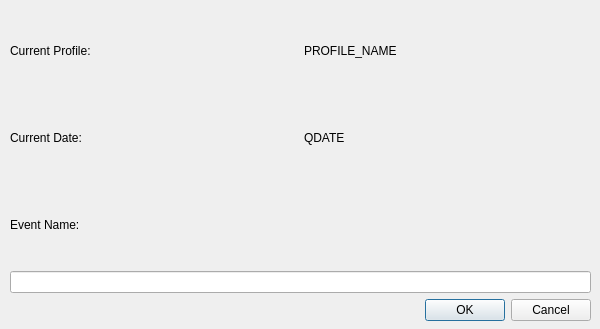
This is WorkoutWindow.ui in martina3203/MikeysApplication as Qt 5 draws it before an edit. The edited form follows.
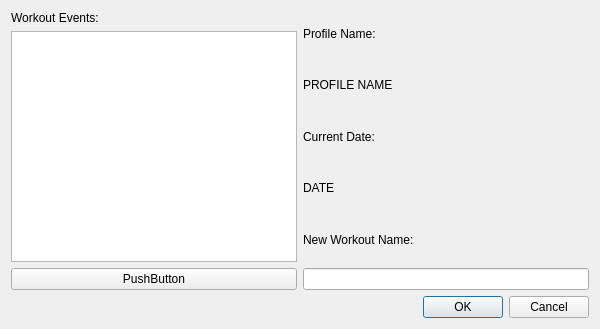
This is the edited form.

Commit message: Playing with the Workout Menu now

```diff
--- a/WorkoutWindow.ui
+++ b/WorkoutWindow.ui
@@ -28,40 +28,52 @@
   <property name="modal">
    <bool>true</bool>
   </property>
-  <widget class="QWidget" name="verticalLayoutWidget">
-   <property name="geometry">
-    <rect>
-     <x>10</x>
-     <y>10</y>
-     <width>581</width>
-     <height>311</height>
-    </rect>
-   </property>
+  <layout class="QVBoxLayout" name="verticalLayout_2">
+   <item>
    <layout class="QVBoxLayout" name="verticalLayout">
     <item>
      <layout class="QHBoxLayout" name="horizontalLayout">
       <item>
-       <layout class="QVBoxLayout" name="verticalLayout_2">
+        <layout class="QVBoxLayout" name="ListLayout">
         <item>
-         <layout class="QHBoxLayout" name="horizontalLayout_2">
+          <widget class="QLabel" name="ListLabel">
+           <property name="text">
+            <string>Workout Events:</string>
+           </property>
+          </widget>
+         </item>
+         <item>
+          <widget class="QListView" name="WorkoutList"/>
+         </item>
+         <item>
+          <layout class="QHBoxLayout" name="ListButtonLayout">
+           <item>
+            <widget class="QPushButton" name="DeleteButton">
+             <property name="text">
+              <string>PushButton</string>
+             </property>
+            </widget>
+           </item>
+          </layout>
+         </item>
+        </layout>
+       </item>
+       <item>
+        <layout class="QVBoxLayout" name="WorkoutOptionLayout">
           <item>
            <widget class="QLabel" name="CurrentProfileLabel">
             <property name="text">
-             <string>Current Profile:</string>
+            <string>Profile Name:</string>
             </property>
            </widget>
           </item>
           <item>
            <widget class="QLabel" name="ProfileNameLabel">
             <property name="text">
-             <string>PROFILE_NAME</string>
+            <string>PROFILE NAME</string>
             </property>
            </widget>
           </item>
-         </layout>
-        </item>
-        <item>
-         <layout class="QHBoxLayout" name="horizontalLayout_3">
           <item>
            <widget class="QLabel" name="CurrentDateLabel">
             <property name="text">
@@ -72,16 +84,14 @@
           <item>
            <widget class="QLabel" name="WorkoutDateLabel">
             <property name="text">
-             <string>QDATE</string>
-            </property>
-           </widget>
-          </item>
-         </layout>
+            <string>DATE</string>
+           </property>
+          </widget>
         </item>
         <item>
          <widget class="QLabel" name="EventNameLabel">
           <property name="text">
-           <string>Event Name:</string>
+            <string>New Workout Name:</string>
           </property>
          </widget>
         </item>
@@ -94,16 +104,17 @@
     </item>
     <item>
      <widget class="QDialogButtonBox" name="buttonBox">
-      <property name="orientation">
-       <enum>Qt::Horizontal</enum>
-      </property>
       <property name="standardButtons">
        <set>QDialogButtonBox::Cancel|QDialogButtonBox::Ok</set>
       </property>
      </widget>
     </item>
-   </layout>
-  </widget>
+     <item>
+      <layout class="QVBoxLayout" name="verticalLayout_3"/>
+     </item>
+    </layout>
+   </item>
+  </layout>
  </widget>
  <resources/>
  <connections>
```
Left out of the diff: 35 changed lines with no effect on the pictures. Lines whose indentation alone changed are shown as unchanged.
